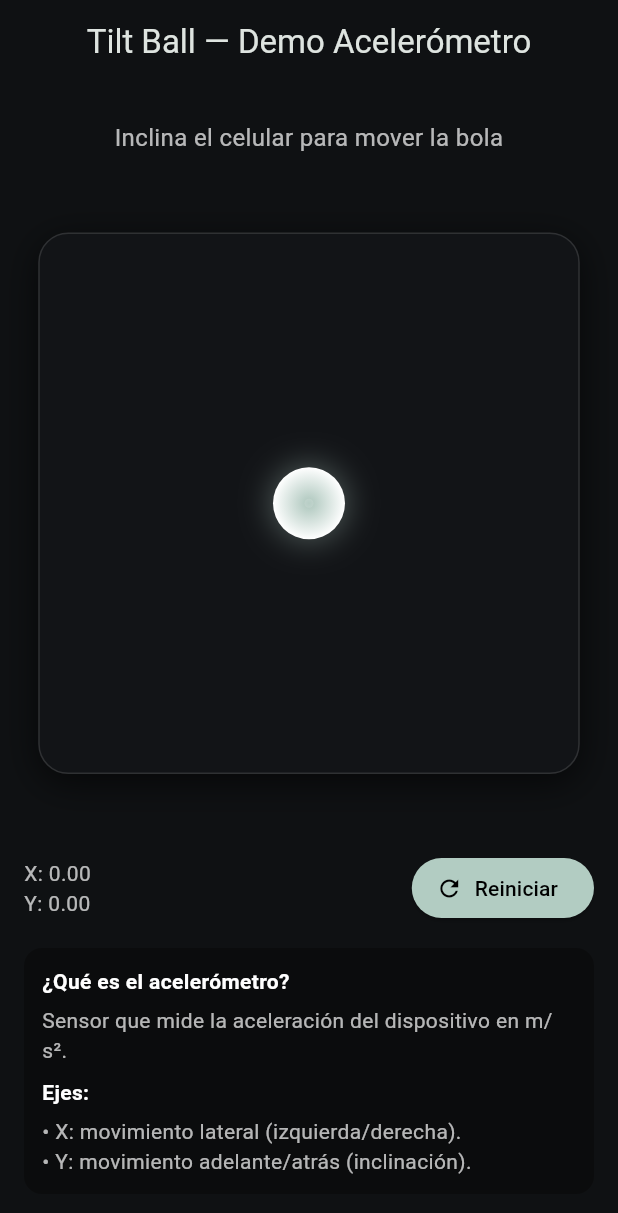
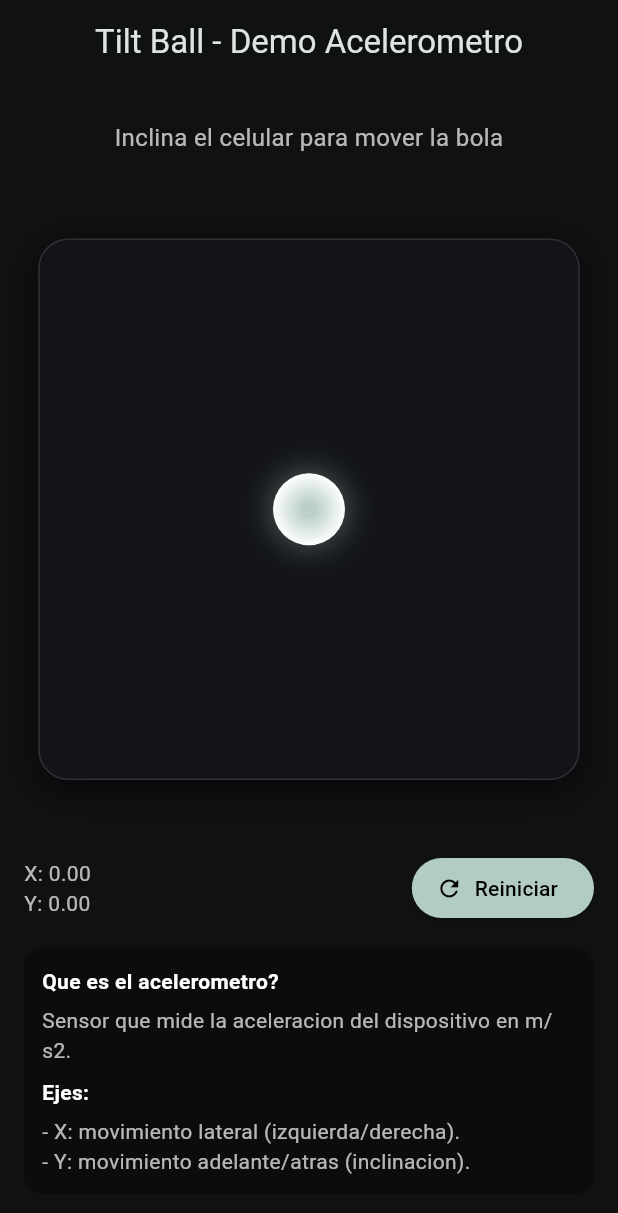
Before and after one commit to jmzabaleta/acelerometro, a Flutter app: the screen it shows after launch, after a tap on "Reiniciar", on a phone screen of 412 x 824 dp. Shown: the top 1213 px of the screen. Run offline on Flutter 3.47's test engine with Material 3 defaults, Android fonts, the phone set to English and light mode, and no system bars; our stand-ins replace sensors_plus.

Commit message:
cambios web

```diff
--- a/lib/main.dart
+++ b/lib/main.dart
@@ -36,47 +36,57 @@ class TiltBallPage extends StatefulWidget {
 }
 
 class _TiltBallPageState extends State<TiltBallPage> {
-  late StreamSubscription<AccelerometerEvent> _sub;
+  StreamSubscription<AccelerometerEvent>? _sub;
   double _ax = 0.0;
   double _ay = 0.0;
-
-  // Alignment coordinates in range [-1, 1]
   double _alignX = 0.0;
   double _alignY = 0.0;
+  bool _sensorAvailable = true;
 
-  // Sensitivity tuning — lower value = less movement
-  final double _sensitivity = 0.12;
+  static const double _sensitivity = 0.12;
 
   @override
   void initState() {
     super.initState();
-    _sub = accelerometerEvents.listen((event) {
-      // Map raw sensor values to desired alignment range and update state
+    _sub = accelerometerEventStream().listen(
+      (event) {
+        if (!mounted) return;
+
         setState(() {
+          _sensorAvailable = true;
           _ax = event.x;
           _ay = event.y;
-
-        // In many devices: tilting right increases negative x, so we invert x
           _alignX = (_ax * -_sensitivity).clamp(-1.0, 1.0);
-        // Tilt forward/back often maps to y - we use positive -> down on screen
           _alignY = (_ay * _sensitivity).clamp(-1.0, 1.0);
         });
+      },
+      onError: (_) {
+        if (!mounted) return;
+
+        setState(() {
+          _sensorAvailable = false;
+          _resetValues();
         });
+      },
+      cancelOnError: false,
+    );
   }
 
   @override
   void dispose() {
-    _sub.cancel();
+    _sub?.cancel();
     super.dispose();
   }
 
-  void _resetBall() {
-    setState(() {
+  void _resetValues() {
     _alignX = 0.0;
     _alignY = 0.0;
     _ax = 0.0;
     _ay = 0.0;
-    });
+  }
+
+  void _resetBall() {
+    setState(_resetValues);
   }
 
   @override
@@ -85,7 +95,7 @@ class _TiltBallPageState extends State<TiltBallPage> {
 
     return Scaffold(
       appBar: AppBar(
-        title: const Text('Tilt Ball — Demo Acelerómetro'),
+        title: const Text('Tilt Ball - Demo Acelerometro'),
         centerTitle: true,
         backgroundColor: Colors.transparent,
         elevation: 0,
@@ -102,13 +112,20 @@ class _TiltBallPageState extends State<TiltBallPage> {
                 textAlign: TextAlign.center,
                 style: TextStyle(fontSize: 16, color: Colors.white70),
               ),
+              const SizedBox(height: 8),
+              if (!_sensorAvailable)
+                const Text(
+                  'El acelerometro no esta disponible en este navegador o dispositivo.',
+                  textAlign: TextAlign.center,
+                  style: TextStyle(fontSize: 13, color: Colors.orangeAccent),
+                ),
               const SizedBox(height: 12),
-
-              // Zona de movimiento
               Expanded(
                 child: Center(
-                  child: LayoutBuilder(builder: (context, constraints) {
+                  child: LayoutBuilder(
+                    builder: (context, constraints) {
                       final zoneSize = constraints.biggest.shortestSide * 0.95;
+
                       return Container(
                         width: zoneSize,
                         height: zoneSize,
@@ -121,12 +138,11 @@ class _TiltBallPageState extends State<TiltBallPage> {
                               color: Colors.black.withOpacity(0.6),
                               offset: const Offset(0, 6),
                               blurRadius: 20,
-                          )
+                            ),
                           ],
                         ),
                         child: Stack(
                           children: [
-                          // Smooth animated alignment
                             AnimatedAlign(
                               alignment: Alignment(_alignX, _alignY),
                               duration: const Duration(milliseconds: 120),
@@ -137,7 +153,10 @@ class _TiltBallPageState extends State<TiltBallPage> {
                                   decoration: BoxDecoration(
                                     shape: BoxShape.circle,
                                     gradient: RadialGradient(
-                                    colors: [accent.withOpacity(0.95), Colors.white],
+                                      colors: [
+                                        accent.withOpacity(0.95),
+                                        Colors.white,
+                                      ],
                                       stops: const [0.0, 1.0],
                                     ),
                                     boxShadow: [
@@ -145,21 +164,19 @@ class _TiltBallPageState extends State<TiltBallPage> {
                                         color: accent.withOpacity(0.4),
                                         blurRadius: 18,
                                         spreadRadius: 1,
-                                    )
+                                      ),
                                     ],
                                   ),
                                   child: const SizedBox(width: 48, height: 48),
                                 ),
                               ),
                             ),
-
-                          // Subtle center crosshair
                             Center(
                               child: IgnorePointer(
                                 child: Container(
                                   width: 6,
                                   height: 6,
-                                decoration: BoxDecoration(
+                                  decoration: const BoxDecoration(
                                     color: Colors.white12,
                                     shape: BoxShape.circle,
                                   ),
@@ -169,21 +186,25 @@ class _TiltBallPageState extends State<TiltBallPage> {
                           ],
                         ),
                       );
-                  }),
+                    },
                   ),
                 ),
-
+              ),
               const SizedBox(height: 12),
-
-              // Valores y controles
               Row(
                 mainAxisAlignment: MainAxisAlignment.spaceBetween,
                 children: [
                   Column(
                     crossAxisAlignment: CrossAxisAlignment.start,
                     children: [
-                      Text('X: ${_ax.toStringAsFixed(2)}', style: const TextStyle(color: Colors.white70)),
-                      Text('Y: ${_ay.toStringAsFixed(2)}', style: const TextStyle(color: Colors.white70)),
+                      Text(
+                        'X: ${_ax.toStringAsFixed(2)}',
+                        style: const TextStyle(color: Colors.white70),
+                      ),
+                      Text(
+                        'Y: ${_ay.toStringAsFixed(2)}',
+                        style: const TextStyle(color: Colors.white70),
+                      ),
                     ],
                   ),
                   ElevatedButton.icon(
@@ -197,31 +218,48 @@ class _TiltBallPageState extends State<TiltBallPage> {
                   ),
                 ],
               ),
-
               const SizedBox(height: 16),
-
-              // Sección extra explicativa
               Container(
                 padding: const EdgeInsets.all(12),
                 decoration: BoxDecoration(
                   color: const Color(0xFF0B0C0D),
                   borderRadius: BorderRadius.circular(12),
                 ),
-                child: Column(
+                child: const Column(
                   crossAxisAlignment: CrossAxisAlignment.start,
-                  children: const [
-                    Text('¿Qué es el acelerómetro?', style: TextStyle(fontWeight: FontWeight.bold, color: Colors.white)),
+                  children: [
+                    Text(
+                      'Que es el acelerometro?',
+                      style: TextStyle(
+                        fontWeight: FontWeight.bold,
+                        color: Colors.white,
+                      ),
+                    ),
                     SizedBox(height: 6),
-                    Text('Sensor que mide la aceleración del dispositivo en m/s².', style: TextStyle(color: Colors.white70)),
+                    Text(
+                      'Sensor que mide la aceleracion del dispositivo en m/s2.',
+                      style: TextStyle(color: Colors.white70),
+                    ),
                     SizedBox(height: 8),
-                    Text('Ejes:', style: TextStyle(fontWeight: FontWeight.bold, color: Colors.white)),
+                    Text(
+                      'Ejes:',
+                      style: TextStyle(
+                        fontWeight: FontWeight.bold,
+                        color: Colors.white,
+                      ),
+                    ),
                     SizedBox(height: 6),
-                    Text('• X: movimiento lateral (izquierda/derecha).', style: TextStyle(color: Colors.white70)),
-                    Text('• Y: movimiento adelante/atrás (inclinación).', style: TextStyle(color: Colors.white70)),
+                    Text(
+                      '- X: movimiento lateral (izquierda/derecha).',
+                      style: TextStyle(color: Colors.white70),
+                    ),
+                    Text(
+                      '- Y: movimiento adelante/atras (inclinacion).',
+                      style: TextStyle(color: Colors.white70),
+                    ),
                   ],
                 ),
               ),
-
               const SizedBox(height: 12),
             ],
           ),
```
Also changed, not shown: 5 other files. Lines whose indentation alone changed are shown as unchanged.
